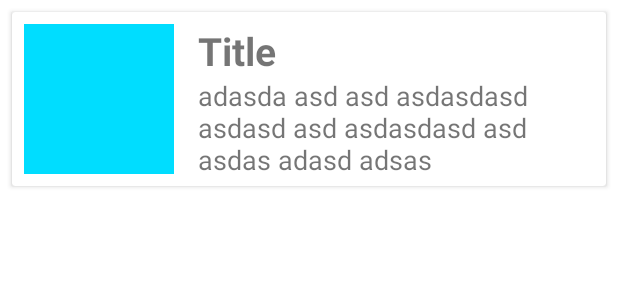
After one commit to douglas-queiroz/notification_app, an Android app: the layout notification_item.xml on its own in the app's theme, with its tools: preview values and no code run, on a phone screen of 412 x 824 dp. The commit adds this screen. Shown: the top 300 px of the screen. Run offline under Robolectric (Android 15) with nearby library versions, the phone set to English and light mode, and no system bars.

Commit message:
Get active notifications

```diff
--- a/app/src/main/AndroidManifest.xml
+++ b/app/src/main/AndroidManifest.xml
@@ -20,7 +20,7 @@
             </intent-filter>
         </activity>
 
-        <service android:name=".service.NotificationListenerImpl"
+        <service android:name=".service.NotificationListener"
             android:exported="true"
             android:label="@string/service_name"
             android:permission="android.permission.BIND_NOTIFICATION_LISTENER_SERVICE">
--- a/app/src/main/java/com/douglasqueiroz/notification/di/ServiceModule.kt
+++ b/app/src/main/java/com/douglasqueiroz/notification/di/ServiceModule.kt
@@ -1,12 +1,11 @@
 package com.douglasqueiroz.notification.di
 
 import com.douglasqueiroz.notification.service.NotificationListenerConnection
-import com.douglasqueiroz.notification.service.NotificationListenerConnectionImpl
 import org.koin.dsl.module
 
 object ServiceModule {
 
     fun get() = module {
-        single<NotificationListenerConnection> { NotificationListenerConnectionImpl() }
+        single { NotificationListenerConnection() }
     }
 }
--- a/app/src/main/java/com/douglasqueiroz/notification/di/ViewModelModule.kt
+++ b/app/src/main/java/com/douglasqueiroz/notification/di/ViewModelModule.kt
@@ -1,10 +1,12 @@
 package com.douglasqueiroz.notification.di
 
+import com.douglasqueiroz.notification.ui.MainViewModel
+import org.koin.android.viewmodel.dsl.viewModel
 import org.koin.dsl.module
 
 object ViewModelModule {
 
     fun get() = module {
-
+        viewModel { MainViewModel(get()) }
     }
 }
--- /dev/null
+++ b/app/src/main/java/com/douglasqueiroz/notification/service/NotificationListenerConnectionStatus.kt
@@ -0,0 +1,6 @@
+package com.douglasqueiroz.notification.service
+
+sealed class NotificationListenerConnectionStatus {
+    class Connected(val notificationListener: NotificationListener): NotificationListenerConnectionStatus()
+    object Disconnected: NotificationListenerConnectionStatus()
+}
--- /dev/null
+++ b/app/src/main/res/layout/notification_item.xml
@@ -0,0 +1,51 @@
+<?xml version="1.0" encoding="utf-8"?>
+    <androidx.cardview.widget.CardView
+        xmlns:android="http://schemas.android.com/apk/res/android"
+        xmlns:tools="http://schemas.android.com/tools"
+        xmlns:app="http://schemas.android.com/apk/res-auto"
+        android:layout_width="match_parent"
+        android:layout_height="wrap_content"
+        app:layout_constraintTop_toTopOf="parent"
+        app:layout_constraintBottom_toBottomOf="parent"
+        android:layout_margin="8dp">
+
+        <androidx.constraintlayout.widget.ConstraintLayout
+            android:layout_width="match_parent"
+            android:layout_height="wrap_content"
+            android:layout_margin="8dp">
+
+            <ImageView
+                android:id="@+id/notification_icon_image_view"
+                android:layout_width="100dp"
+                android:layout_height="100dp"
+                android:background="@android:color/holo_blue_bright"
+                app:layout_constraintTop_toTopOf="parent"
+                app:layout_constraintLeft_toLeftOf="parent"
+                app:layout_constraintBottom_toBottomOf="parent" />
+
+            <TextView
+                android:id="@+id/title_text_view"
+                android:layout_width="0dp"
+                android:layout_height="wrap_content"
+                android:layout_marginStart="16dp"
+                android:textSize="26sp"
+                android:textStyle="bold"
+                app:layout_constraintHorizontal_bias="0"
+                app:layout_constraintTop_toTopOf="parent"
+                app:layout_constraintLeft_toRightOf="@id/notification_icon_image_view"
+                app:layout_constraintRight_toRightOf="parent"
+                tools:text="Title" />
+
+            <TextView
+                android:id="@+id/content_text_view"
+                android:layout_width="0dp"
+                android:layout_height="0dp"
+                android:textSize="18sp"
+                app:layout_constraintTop_toBottomOf="@id/title_text_view"
+                app:layout_constraintLeft_toLeftOf="@id/title_text_view"
+                app:layout_constraintRight_toRightOf="parent"
+                app:layout_constraintBottom_toBottomOf="parent"
+                tools:text="adasda asd asd asdasdasd asdasd asd asdasdasd asd asdas adasd adsas" />
+
+        </androidx.constraintlayout.widget.ConstraintLayout>
+    </androidx.cardview.widget.CardView>
```
Also changed, not shown: app/build.gradle (+10 -0 lines), app/src/main/java/com/douglasqueiroz/notification/service/NotificationListener.kt (+32 -3 lines), app/src/main/java/com/douglasqueiroz/notification/service/NotificationListenerConnection.kt (+19 -2 lines), app/src/main/java/com/douglasqueiroz/notification/service/NotificationListenerConnectionImpl.kt (deleted, +0 -18 lines), app/src/main/java/com/douglasqueiroz/notification/service/NotificationListenerEvent.kt (added, +7 -0 lines), app/src/main/java/com/douglasqueiroz/notification/service/NotificationListenerImpl.kt (deleted, +0 -34 lines), app/src/main/java/com/douglasqueiroz/notification/ui/MainActivity.kt (+46 -8 lines), app/src/main/java/com/douglasqueiroz/notification/ui/MainViewModel.kt (added, +59 -0 lines), app/src/main/java/com/douglasqueiroz/notification/ui/NotificationAdapter.kt (added, +26 -0 lines), app/src/main/java/com/douglasqueiroz/notification/ui/NotificationViewHolder.kt (added, +16 -0 lines), app/src/main/res/layout/activity_main.xml (+7 -5 lines).
